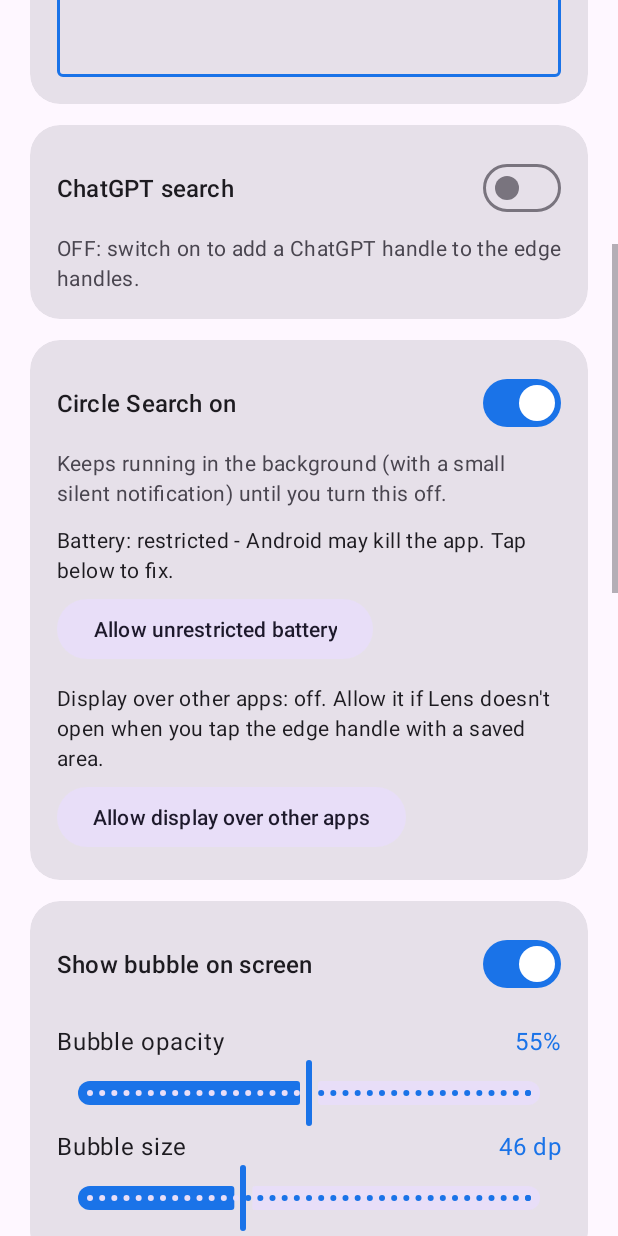
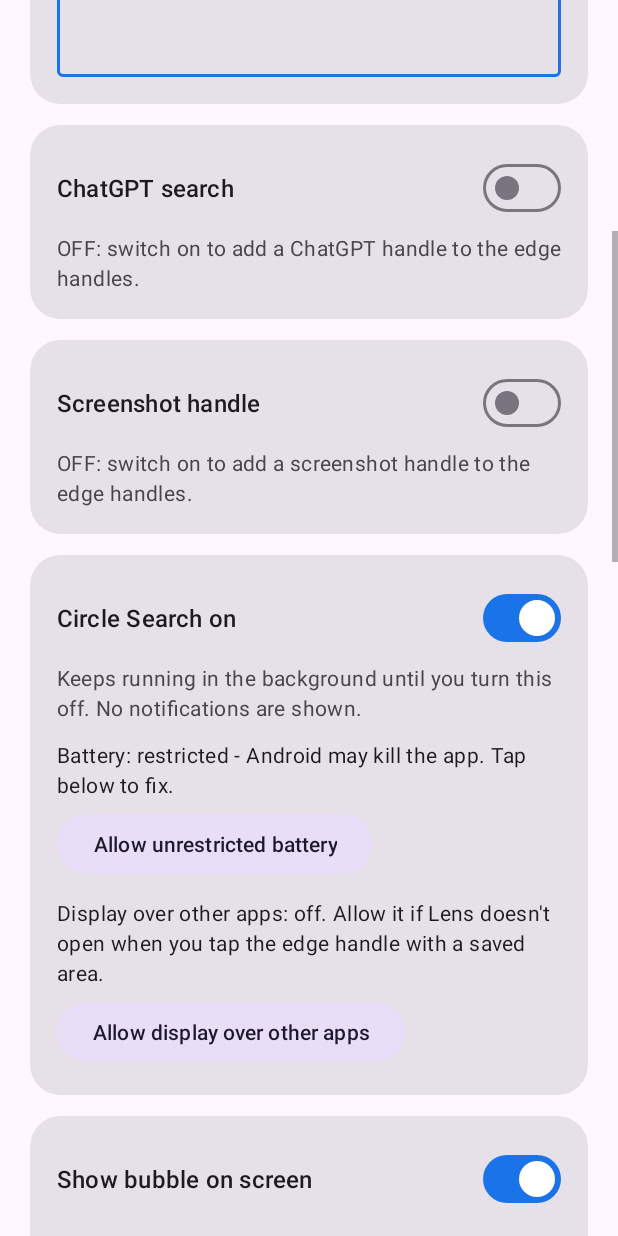
Before and after one commit to shahnawazislam1999-glitch/circlesearch, an Android app: the screen it shows after launch (MainActivity), scrolled down 576 dp, on a phone screen of 412 x 824 dp. Run offline under Robolectric (Android 15) with nearby library versions, the phone set to English and light mode, and no system bars.

Commit message:
SHADOWit background playhhhh

```diff
--- a/app/src/main/java/com/personal/circlesearch/FloatingLensWindow.kt
+++ b/app/src/main/java/com/personal/circlesearch/FloatingLensWindow.kt
@@ -52,7 +52,7 @@ class FloatingLensWindow(
         promptText = prompt
         promptApplied = false
         if (root == null && !build()) {
-            Toast.makeText(context, "Could not open the Lens window", Toast.LENGTH_LONG).show()
+
             onClosed()
             return
         }
--- a/app/src/main/java/com/personal/circlesearch/MainActivity.kt
+++ b/app/src/main/java/com/personal/circlesearch/MainActivity.kt
@@ -54,7 +54,6 @@ class MainActivity : AppCompatActivity() {
 
     private lateinit var textBattery: TextView
     private lateinit var btnBattery: MaterialButton
-    private lateinit var btnNotif: MaterialButton
     private lateinit var textOverlay: TextView
     private lateinit var btnOverlay: MaterialButton
 
@@ -119,7 +118,6 @@ class MainActivity : AppCompatActivity() {
         val switchActive: MaterialSwitch = findViewById(R.id.switchActive)
         textBattery = findViewById(R.id.textBattery)
         btnBattery = findViewById(R.id.btnBattery)
-        btnNotif = findViewById(R.id.btnNotif)
         switchActive.isChecked = prefs.serviceActive
         switchActive.setOnCheckedChangeListener { _, checked -> prefs.serviceActive = checked }
         textOverlay = findViewById(R.id.textOverlay)
@@ -134,15 +132,6 @@ class MainActivity : AppCompatActivity() {
             }
         }
         btnBattery.setOnClickListener { requestBatteryExemption() }
-        btnNotif.setOnClickListener {
-            if (Build.VERSION.SDK_INT >= 33) {
-                requestPermissions(arrayOf(Manifest.permission.POST_NOTIFICATIONS), 11)
-            }
-        }
-        // Ask once on first launch so the foreground notification can show.
-        if (Build.VERSION.SDK_INT >= 33 && !notificationsGranted()) {
-            requestPermissions(arrayOf(Manifest.permission.POST_NOTIFICATIONS), 11)
-        }
 
         val switchBubble: MaterialSwitch = findViewById(R.id.switchBubble)
         val sliderOpacity: Slider = findViewById(R.id.sliderOpacity)
@@ -216,6 +205,34 @@ class MainActivity : AppCompatActivity() {
         setupClipboard(switchGesture)
         setupGpt(switchGesture)
 
+        val switchShot: MaterialSwitch = findViewById(R.id.switchShot)
+        val switchShotWhole: MaterialSwitch = findViewById(R.id.switchShotWhole)
+        val layoutShot: View = findViewById(R.id.layoutShot)
+        val textShotHint: TextView = findViewById(R.id.textShotHint)
+        fun refreshShot() {
+            layoutShot.visibility = if (prefs.shotEnabled) View.VISIBLE else View.GONE
+            textShotHint.text = if (prefs.shotEnabled) {
+                if (prefs.shotWholeScreen) "ON: tap the screenshot handle to save the whole screen to Pictures/CircleSearch."
+                else "ON: tap the screenshot handle to save your saved area (whole screen if none is saved) to Pictures/CircleSearch."
+            } else "OFF: switch on to add a screenshot handle to the edge handles."
+        }
+        switchShot.isChecked = prefs.shotEnabled
+        switchShotWhole.isChecked = prefs.shotWholeScreen
+        refreshShot()
+        switchShot.setOnCheckedChangeListener { _, checked ->
+            prefs.shotEnabled = checked
+            if (checked && !prefs.gestureStrip) {
+                prefs.gestureStrip = true
+                switchGesture.isChecked = true
+            }
+            refreshShot()
+            renderShortcuts()
+        }
+        switchShotWhole.setOnCheckedChangeListener { _, checked ->
+            prefs.shotWholeScreen = checked
+            refreshShot()
+        }
+
         rgLens.setOnCheckedChangeListener { _, id ->
             prefs.lensMode = if (id == R.id.rbWebWindow) Prefs.WEB_WINDOW else Prefs.LENS_APP
         }
@@ -277,8 +294,10 @@ class MainActivity : AppCompatActivity() {
     private lateinit var switchGpt: MaterialSwitch
     private lateinit var layoutGpt: View
     private lateinit var textGptHint: TextView
-    private lateinit var textGptArea: TextView
-    private lateinit var btnGptRemoveArea: MaterialButton
+    private lateinit var switchGptCapture: MaterialSwitch
+    private lateinit var switchGptPaste: MaterialSwitch
+    private lateinit var textGptCapture: TextView
+    private lateinit var layoutGptCapture: View
     private lateinit var editGptPrompt: EditText
     private lateinit var switchGptPrompt: MaterialSwitch
     private lateinit var switchGptSend: MaterialSwitch
@@ -288,8 +307,10 @@ class MainActivity : AppCompatActivity() {
         switchGpt = findViewById(R.id.switchGpt)
         layoutGpt = findViewById(R.id.layoutGpt)
         textGptHint = findViewById(R.id.textGptHint)
-        textGptArea = findViewById(R.id.textGptArea)
-        btnGptRemoveArea = findViewById(R.id.btnGptRemoveArea)
+        switchGptCapture = findViewById(R.id.switchGptCapture)
+        switchGptPaste = findViewById(R.id.switchGptPaste)
+        textGptCapture = findViewById(R.id.textGptCapture)
+        layoutGptCapture = findViewById(R.id.layoutGptCapture)
         editGptPrompt = findViewById(R.id.editGptPrompt)
         switchGptPrompt = findViewById(R.id.switchGptPrompt)
         switchGptSend = findViewById(R.id.switchGptSend)
@@ -319,21 +340,14 @@ class MainActivity : AppCompatActivity() {
             renderShortcuts()
             refreshGpt()
         }
-        findViewById<MaterialButton>(R.id.btnGptSetArea).setOnClickListener {
-            if (CircleAccessibilityService.instance == null) {
-                Toast.makeText(this, "Turn on the Circle Search accessibility service first", Toast.LENGTH_LONG).show()
-            } else {
-                Toast.makeText(this, "Go to the screen you want. The area picker opens in 5 seconds.", Toast.LENGTH_LONG).show()
-                moveTaskToBack(true)
-                Handler(Looper.getMainLooper()).postDelayed({
-                    CircleAccessibilityService.instance?.startGptAreaPick()
-                }, 5000)
-            }
+        switchGptCapture.setOnCheckedChangeListener { _, checked ->
+            if (gptSuppress) return@setOnCheckedChangeListener
+            prefs.gptCaptureEnabled = checked
+            refreshGpt()
         }
-        btnGptRemoveArea.setOnClickListener {
-            prefs.clearArea(true)
-            refreshGpt()
-            Toast.makeText(this, "ChatGPT area removed", Toast.LENGTH_SHORT).show()
+        switchGptPaste.setOnCheckedChangeListener { _, checked ->
+            if (gptSuppress) return@setOnCheckedChangeListener
+            prefs.gptPasteClipboard = checked
         }
         refreshGpt()
     }
@@ -345,7 +359,15 @@ class MainActivity : AppCompatActivity() {
         switchGpt.isChecked = on
         switchGptPrompt.isChecked = prefs.gptPromptEnabled
         switchGptSend.isChecked = prefs.gptAutoSend
+        val cap = prefs.gptCaptureEnabled
+        switchGptCapture.isChecked = cap
+        switchGptPaste.isChecked = prefs.gptPasteClipboard
         gptSuppress = false
+        layoutGptCapture.visibility = if (cap) View.VISIBLE else View.GONE
+        switchGptPaste.visibility = if (cap) View.GONE else View.VISIBLE
+        (switchGptPaste.parent as? View)?.visibility = if (cap) View.GONE else View.VISIBLE
+        textGptCapture.text = if (cap) "ON: the handle captures the screen (or your saved area) and shares it to ChatGPT."
+        else "OFF: no screenshot. The handle only opens ChatGPT in a floating window."
         editGptPrompt.alpha = if (prefs.gptPromptEnabled) 1f else 0.5f
         layoutGpt.visibility = if (on) View.VISIBLE else View.GONE
         textGptHint.text = if (on) {
@@ -353,17 +375,6 @@ class MainActivity : AppCompatActivity() {
             "ON: a ChatGPT handle sits under the Circle Search handle. Tap it and the screenshot (or your saved area) opens in the ChatGPT app together with your prompt.$inst"
         } else {
             "OFF: switch on to add a ChatGPT handle to the edge handles."
-        }
-        val a = prefs.savedArea(true)
-        if (a == null) {
-            textGptArea.text = "No area saved - the ChatGPT handle opens the lasso."
-            btnGptRemoveArea.visibility = View.GONE
-        } else {
-            val w = ((a.right - a.left) * 100f).roundToInt()
-            val h = ((a.bottom - a.top) * 100f).roundToInt()
-            val orient = if (prefs.areaLandscape(true)) "landscape" else "portrait"
-            textGptArea.text = "Area saved ($w% x $h% of the $orient screen) - the ChatGPT handle sends it."
-            btnGptRemoveArea.visibility = View.VISIBLE
         }
     }
 
@@ -529,7 +540,6 @@ class MainActivity : AppCompatActivity() {
         textOverlay.text = if (overlayOk) "Display over other apps: allowed - Lens always opens from the edge handle."
         else "Display over other apps: off. Allow it if Lens doesn't open when you tap the edge handle with a saved area."
         btnOverlay.visibility = if (overlayOk) android.view.View.GONE else android.view.View.VISIBLE
-        btnNotif.visibility = if (notificationsGranted()) android.view.View.GONE else android.view.View.VISIBLE
     }
 
     private fun isServiceEnabled(): Boolean {
@@ -628,6 +638,12 @@ class MainActivity : AppCompatActivity() {
             row(
                 gptIcon, "ChatGPT", "Screenshot + prompt to the ChatGPT app",
                 prefs.gptHandleColor, { prefs.gptHandleColor = it }, null
+            )
+        }
+        if (prefs.shotEnabled) {
+            row(
+                null, "Screenshot", if (prefs.shotWholeScreen) "Saves the whole screen" else "Saves the saved area",
+                prefs.shotHandleColor, { prefs.shotHandleColor = it }, null
             )
         }
         if (prefs.clipboardEnabled) {
--- a/app/src/main/java/com/personal/circlesearch/Prefs.kt
+++ b/app/src/main/java/com/personal/circlesearch/Prefs.kt
@@ -75,6 +75,37 @@ class Prefs private constructor(private val sp: SharedPreferences) {
     var gptAutoSend: Boolean
         get() = sp.getBoolean(K_GPT_SEND, true)
         set(value) { sp.edit().putBoolean(K_GPT_SEND, value).apply() }
+
+    /** GPT: when off, tapping the ChatGPT handle takes NO screenshot - it only opens ChatGPT in a floating window. */
+    var gptCaptureEnabled: Boolean
+        get() = sp.getBoolean(K_GPT_CAPTURE, true)
+        set(value) { sp.edit().putBoolean(K_GPT_CAPTURE, value).apply() }
+
+    /** GPT (capture off): paste the latest copied text into ChatGPT's message box and press Enter. */
+    var gptPasteClipboard: Boolean
+        get() = sp.getBoolean(K_GPT_PASTE, false)
+        set(value) { sp.edit().putBoolean(K_GPT_PASTE, value).apply() }
+
+    /** Small "Circle Search is running" notification. Off by default (no notifications at all). */
+    var runningNotification: Boolean
+        get() = sp.getBoolean(K_RUN_NOTIF, false)
+        set(value) { sp.edit().putBoolean(K_RUN_NOTIF, value).apply() }
+
+    // ------------------------------------------------------------------ Screenshot handle
+
+    /** When on, an edge handle joins the cluster that saves a screenshot to the gallery with one tap. */
+    var shotEnabled: Boolean
+        get() = sp.getBoolean(K_SHOT_ON, false)
+        set(value) { sp.edit().putBoolean(K_SHOT_ON, value).apply() }
+
+    /** true = whole screen; false = the global saved area (whole screen if no area is saved). */
+    var shotWholeScreen: Boolean
+        get() = sp.getBoolean(K_SHOT_WHOLE, false)
+        set(value) { sp.edit().putBoolean(K_SHOT_WHOLE, value).apply() }
+
+    var shotHandleColor: Int
+        get() = sp.getInt(K_SHOT_COLOR, DEFAULT_SHOT_COLOR) or AppShortcut.OPAQUE
+        set(value) { sp.edit().putInt(K_SHOT_COLOR, value or AppShortcut.OPAQUE).apply() }
 
     fun activeGptPrompt(): String? =
         if (gptPromptEnabled) gptPromptText.trim().takeIf { it.isNotEmpty() } else null
@@ -206,7 +237,9 @@ class Prefs private constructor(private val sp: SharedPreferences) {
     val areaLandscape: Boolean
         get() = areaLandscape(false)
 
-    private fun ak(gpt: Boolean, key: String) = if (gpt) "gpt_$key" else key
+    // One global area shared by Circle Search (Lens) and ChatGPT: the [gpt] flag is ignored on purpose.
+    @Suppress("UNUSED_PARAMETER")
+    private fun ak(gpt: Boolean, key: String) = key
 
     fun hasArea(gpt: Boolean): Boolean = sp.getBoolean(ak(gpt, K_AREA_SET), false)
 
@@ -254,6 +287,7 @@ class Prefs private constructor(private val sp: SharedPreferences) {
         const val DEFAULT_HANDLE_DP = 44
         const val DEFAULT_SEARCH_COLOR = 0xFFF1F3F4.toInt()
         const val DEFAULT_CLIP_COLOR = 0xFFFFB224.toInt()
+        const val DEFAULT_SHOT_COLOR = 0xFF4C8DFF.toInt()
         const val DEFAULT_GPT_COLOR = 0xFF10A37F.toInt()
 
         private const val FILE = "circle_search_prefs"
@@ -269,7 +303,13 @@ class Prefs private constructor(private val sp: SharedPreferences) {
         private const val K_GPT_COLOR = "gpt_handle_color"
         private const val K_GPT_PROMPT = "gpt_prompt_text"
         private const val K_GPT_PROMPT_ON = "gpt_prompt_enabled"
+        private const val K_SHOT_ON = "shot_enabled"
+        private const val K_SHOT_WHOLE = "shot_whole_screen"
+        private const val K_SHOT_COLOR = "shot_handle_color"
         private const val K_GPT_SEND = "gpt_auto_send"
+        private const val K_GPT_CAPTURE = "gpt_capture_enabled"
+        private const val K_GPT_PASTE = "gpt_paste_clipboard"
+        private const val K_RUN_NOTIF = "running_notification"
         private const val K_ACTIVE = "service_active"
         private const val K_STRIP_RIGHT = "strip_on_right"
         private const val K_STRIP_Y = "strip_y_fraction"
--- a/app/src/main/java/com/personal/circlesearch/PromptFiller.kt
+++ b/app/src/main/java/com/personal/circlesearch/PromptFiller.kt
@@ -6,7 +6,6 @@ import android.os.Build
 import android.os.Bundle
 import android.os.Handler
 import android.view.accessibility.AccessibilityNodeInfo
-import android.widget.Toast
 
 /**
  * PROMPT_SEARCH (Lens app mode): the Google app has no public way to pre-fill its
@@ -38,11 +37,6 @@ class PromptFiller(
         }
         if (attempts >= MAX_ATTEMPTS) {
             finished = true
-            Toast.makeText(
-                service,
-                "Prompt copied - tap the box and paste it",
-                Toast.LENGTH_LONG
-            ).show()
             return
         }
         handler.postDelayed({ tick(prompt) }, STEP_MS)
--- a/app/src/main/java/com/personal/circlesearch/clip/ClipReadActivity.kt
+++ b/app/src/main/java/com/personal/circlesearch/clip/ClipReadActivity.kt
@@ -41,7 +41,7 @@ object ClipReader {
         Store.lastClip = t
         val added = Store.addText(t)
         Store.log(if (added) "saved text (" + t.length + " chars)" else "text already saved - moved to top")
-        Toast.makeText(ctx, if (added) "Saved to PinClip" else "Already in PinClip", Toast.LENGTH_SHORT).show()
+
         return true
     }
 }
--- a/app/src/main/java/com/personal/circlesearch/clip/ClipboardWindow.kt
+++ b/app/src/main/java/com/personal/circlesearch/clip/ClipboardWindow.kt
@@ -971,7 +971,8 @@ class ClipboardWindow(private val host: AccessibilityService, private val onClos
 
     // ───────────────────────── paste / copy ─────────────────────────
 
-    private fun toast(m: String) = Toast.makeText(this, m, Toast.LENGTH_SHORT).show()
+    @Suppress("UNUSED_PARAMETER")
+    private fun toast(m: String) = Unit // notifications disabled
 
     private fun paste(x: Item) {
         Store.touch(x)
--- a/app/src/main/java/com/personal/circlesearch/clip/Store.kt
+++ b/app/src/main/java/com/personal/circlesearch/clip/Store.kt
@@ -158,7 +158,7 @@ object Store {
             main.post {
                 items.add(Item(id, "", name, group, false, 0, System.currentTimeMillis()))
                 save(); notifyChange()
-                Toast.makeText(app, "Saved to PinClip", Toast.LENGTH_SHORT).show()
+
             }
         } catch (e: Exception) {
         }
--- a/app/src/main/res/layout/activity_main.xml
+++ b/app/src/main/res/layout/activity_main.xml
@@ -203,6 +203,59 @@
                     android:layout_height="wrap_content"
                     android:orientation="vertical">
 
+                    <LinearLayout
+                        android:layout_width="match_parent"
+                        android:layout_height="wrap_content"
+                        android:gravity="center_vertical"
+                        android:orientation="horizontal">
+
+                        <TextView
+                            android:layout_width="0dp"
+                            android:layout_height="wrap_content"
+                            android:layout_weight="1"
+                            android:text="Screen capture + share to ChatGPT"
+                            android:textAppearance="?attr/textAppearanceBodyLarge"
+                            android:textColor="?attr/colorOnSurface" />
+
+                        <com.google.android.material.materialswitch.MaterialSwitch
+                            android:id="@+id/switchGptCapture"
+                            android:layout_width="wrap_content"
+                            android:layout_height="wrap_content" />
+                    </LinearLayout>
+
+                    <TextView
+                        android:id="@+id/textGptCapture"
+                        android:layout_width="match_parent"
+                        android:layout_height="wrap_content"
+                        android:textAppearance="?attr/textAppearanceBodyMedium"
+                        android:textColor="?attr/colorOnSurfaceVariant" />
+
+                    <LinearLayout
+                        android:layout_width="match_parent"
+                        android:layout_height="wrap_content"
+                        android:gravity="center_vertical"
+                        android:orientation="horizontal">
+
+                        <TextView
+                            android:layout_width="0dp"
+                            android:layout_height="wrap_content"
+                            android:layout_weight="1"
+                            android:text="Paste copied text and press Enter"
+                            android:textAppearance="?attr/textAppearanceBodyLarge"
+                            android:textColor="?attr/colorOnSurface" />
+
+                        <com.google.android.material.materialswitch.MaterialSwitch
+                            android:id="@+id/switchGptPaste"
+                            android:layout_width="wrap_content"
+                            android:layout_height="wrap_content" />
+                    </LinearLayout>
+
+                    <LinearLayout
+                        android:id="@+id/layoutGptCapture"
+                        android:layout_width="match_parent"
+                        android:layout_height="wrap_content"
+                        android:orientation="vertical">
+
                     <com.google.android.material.textfield.TextInputLayout
                         style="@style/Widget.Material3.TextInputLayout.OutlinedBox"
                         android:layout_width="match_parent"
@@ -259,36 +312,81 @@
                             android:layout_width="wrap_content"
                             android:layout_height="wrap_content" />
                     </LinearLayout>
+                    </LinearLayout>
 
                     <TextView
-                        android:id="@+id/textGptArea"
                         android:layout_width="match_parent"
                         android:layout_height="wrap_content"
                         android:layout_marginTop="12dp"
+                        android:text="The search area is shared: the area you save in &quot;Saved search area&quot; is used by both Circle Search and ChatGPT."
                         android:textAppearance="?attr/textAppearanceBodyMedium"
                         android:textColor="?attr/colorPrimary" />
+                </LinearLayout>
+            </LinearLayout>
+        </com.google.android.material.card.MaterialCardView>
+
+        <!-- Screenshot edge handle -->
+        <com.google.android.material.card.MaterialCardView
+            style="@style/Widget.Material3.CardView.Filled"
+            android:layout_width="match_parent"
+            android:layout_height="wrap_content"
+            android:layout_marginTop="14dp"
+            app:cardCornerRadius="20dp">
 
             <LinearLayout
                 android:layout_width="match_parent"
                 android:layout_height="wrap_content"
-                        android:layout_marginTop="6dp"
+                android:orientation="vertical"
+                android:padding="18dp">
+
+                <LinearLayout
+                    android:layout_width="match_parent"
+                    android:layout_height="wrap_content"
+                    android:gravity="center_vertical"
                     android:orientation="horizontal">
 
-                        <com.google.android.material.button.MaterialButton
-                            android:id="@+id/btnGptSetArea"
-                            style="@style/Widget.Material3.Button.TonalButton"
+                    <TextView
+                        android:layout_width="0dp"
+                        android:layout_height="wrap_content"
+                        android:layout_weight="1"
+                        android:text="Screenshot handle"
+                        android:textAppearance="?attr/textAppearanceTitleMedium"
+                        android:textColor="?attr/colorOnSurface" />
+
+                    <com.google.android.material.materialswitch.MaterialSwitch
+                        android:id="@+id/switchShot"
                         android:layout_width="wrap_content"
+                        android:layout_height="wrap_content" />
+                </LinearLayout>
+
+                <TextView
+                    android:id="@+id/textShotHint"
+                    android:layout_width="match_parent"
                     android:layout_height="wrap_content"
-                            android:text="Set area" />
+                    android:layout_marginTop="6dp"
+                    android:textAppearance="?attr/textAppearanceBodyMedium"
+                    android:textColor="?attr/colorOnSurfaceVariant" />
 
-                        <com.google.android.material.button.MaterialButton
-                            android:id="@+id/btnGptRemoveArea"
-                            style="@style/Widget.Material3.Button.TextButton"
+                <LinearLayout
+                    android:id="@+id/layoutShot"
+                    android:layout_width="match_parent"
+                    android:layout_height="wrap_content"
+                    android:layout_marginTop="8dp"
+                    android:gravity="center_vertical"
+                    android:orientation="horizontal">
+
+                    <TextView
+                        android:layout_width="0dp"
+                        android:layout_height="wrap_content"
+                        android:layout_weight="1"
+                        android:text="Whole screen (instead of saved area)"
+                        android:textAppearance="?attr/textAppearanceBodyLarge"
+                        android:textColor="?attr/colorOnSurface" />
+
+                    <com.google.android.material.materialswitch.MaterialSwitch
+                        android:id="@+id/switchShotWhole"
                         android:layout_width="wrap_content"
-                            android:layout_height="wrap_content"
-                            android:layout_marginStart="8dp"
-                            android:text="Remove area" />
-                    </LinearLayout>
+                        android:layout_height="wrap_content" />
                 </LinearLayout>
             </LinearLayout>
         </com.google.android.material.card.MaterialCardView>
@@ -331,7 +429,7 @@
                     android:layout_width="match_parent"
                     android:layout_height="wrap_content"
                     android:layout_marginTop="6dp"
-                    android:text="Keeps running in the background (with a small silent notification) until you turn this off."
+                    android:text="Keeps running in the background until you turn this off. No notifications are shown."
                     android:textAppearance="?attr/textAppearanceBodyMedium"
                     android:textColor="?attr/colorOnSurfaceVariant" />
 
@@ -367,12 +465,6 @@
                     android:layout_marginTop="6dp"
                     android:text="Allow display over other apps" />
 
-                <com.google.android.material.button.MaterialButton
-                    android:id="@+id/btnNotif"
-                    style="@style/Widget.Material3.Button.TextButton"
-                    android:layout_width="wrap_content"
-                    android:layout_height="wrap_content"
-                    android:text="Allow notification" />
             </LinearLayout>
         </com.google.android.material.card.MaterialCardView>
 
@@ -791,7 +883,7 @@
                     android:layout_width="match_parent"
                     android:layout_height="wrap_content"
                     android:layout_marginTop="6dp"
-                    android:text="Save a spot on the screen. Then every tap on the edge handle searches that spot directly, with no circling. Remove it and the handle opens the lasso as usual. You can also save the area from the lasso screen (&quot;Save search area&quot; button)."
+                    android:text="Save a spot on the screen (shared by Circle Search and ChatGPT). Then every tap on the edge handle searches that spot directly, with no circling. Remove it and the handle opens the lasso as usual. You can also save the area from the lasso screen (&quot;Save search area&quot; button)."
                     android:textAppearance="?attr/textAppearanceBodyMedium"
                     android:textColor="?attr/colorOnSurfaceVariant" />
 
```
Also changed, not shown: app/src/main/java/com/personal/circlesearch/ChatGptSearch.kt (+68 -3 lines), app/src/main/java/com/personal/circlesearch/CircleAccessibilityService.kt (+50 -13 lines), app/src/main/java/com/personal/circlesearch/GestureStrip.kt (+6 -2 lines), app/src/main/java/com/personal/circlesearch/ImageUtils.kt (+21 -0 lines). Lines whose indentation alone changed are shown as unchanged.
